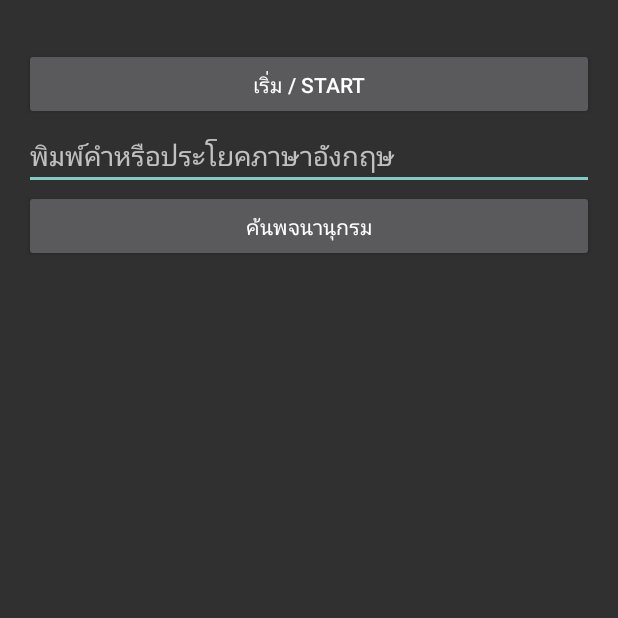
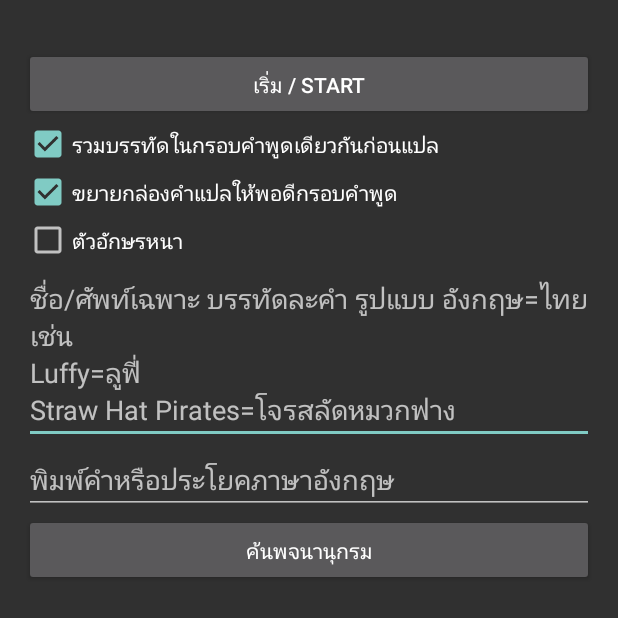
Before and after one commit to SPFT-section/MangaOverlay, an Android app: the screen it shows after launch (MainActivity), after a tap on "เริ่ม / START", on a phone screen of 412 x 824 dp, the top half of it. Run offline under Robolectric (Android 15) with nearby library versions, the phone set to English and light mode, and no system bars; pictures from the network do not load.

Commit message:
v3.0: bubble merge/fit, OCR cleanup, glossary+honorifics, better text layout

```diff
--- a/app/build.gradle.kts
+++ b/app/build.gradle.kts
@@ -4,7 +4,7 @@ android {
     compileSdk = 34
     defaultConfig {
         applicationId = "com.sunmind.mangaoverlay"
-        minSdk = 26; targetSdk = 34; versionCode = 1; versionName = "1.0"
+        minSdk = 26; targetSdk = 34; versionCode = 3; versionName = "3.0"
         ndk { abiFilters += "arm64-v8a" }
     }
     compileOptions { sourceCompatibility = JavaVersion.VERSION_17; targetCompatibility = JavaVersion.VERSION_17 }
--- a/app/src/main/java/com/sunmind/mangaoverlay/MainActivity.kt
+++ b/app/src/main/java/com/sunmind/mangaoverlay/MainActivity.kt
@@ -7,26 +7,47 @@ import android.net.Uri
 import android.os.Build
 import android.os.Bundle
 import android.provider.Settings
+import android.view.Gravity
 import android.widget.*
 
 class MainActivity : Activity() {
     private val reqCap = 1
     private lateinit var out: TextView
+    private lateinit var cbMerge: CheckBox
+    private lateinit var cbFit: CheckBox
+    private lateinit var cbBold: CheckBox
+    private lateinit var gl: EditText
 
     override fun onCreate(b: Bundle?) {
         super.onCreate(b)
+        Prefs.init(this)
         val pad = (16 * resources.displayMetrics.density).toInt()
         val box = EditText(this).apply { hint = "พิมพ์คำหรือประโยคภาษาอังกฤษ" }
         out = TextView(this).apply { textSize = 16f; setPadding(0, pad, 0, 0) }
+        cbMerge = CheckBox(this).apply { text = "รวมบรรทัดในกรอบคำพูดเดียวกันก่อนแปล"; isChecked = Prefs.merge }
+        cbFit = CheckBox(this).apply { text = "ขยายกล่องคำแปลให้พอดีกรอบคำพูด"; isChecked = Prefs.fit }
+        cbBold = CheckBox(this).apply { text = "ตัวอักษรหนา"; isChecked = Prefs.bold }
+        gl = EditText(this).apply {
+            hint = "ชื่อ/ศัพท์เฉพาะ บรรทัดละคำ รูปแบบ อังกฤษ=ไทย\nเช่น\nLuffy=ลูฟี่\nStraw Hat Pirates=โจรสลัดหมวกฟาง"
+            minLines = 4; gravity = Gravity.TOP; setText(Prefs.glossary)
+        }
         val lookup = Button(this).apply { text = "ค้นพจนานุกรม"; setOnClickListener { lookup(box.text.toString().trim()) } }
         val start = Button(this).apply { text = "เริ่ม / Start"; setOnClickListener { start() } }
         setContentView(ScrollView(this).apply {
             addView(LinearLayout(this@MainActivity).apply {
                 orientation = LinearLayout.VERTICAL; setPadding(pad, pad * 2, pad, pad)
-                addView(start); addView(box); addView(lookup); addView(out)
+                addView(start); addView(cbMerge); addView(cbFit); addView(cbBold); addView(gl)
+                addView(box); addView(lookup); addView(out)
             })
         })
     }
+
+    private fun save() {
+        Prefs.merge = cbMerge.isChecked; Prefs.fit = cbFit.isChecked; Prefs.bold = cbBold.isChecked
+        Prefs.glossary = gl.text.toString()
+    }
+
+    override fun onPause() { save(); super.onPause() }
 
     private fun lookup(q: String) {
         if (q.isEmpty()) return
@@ -41,6 +62,7 @@ class MainActivity : Activity() {
     }
 
     private fun start() {
+        save()
         if (!Settings.canDrawOverlays(this)) {
             startActivity(Intent(Settings.ACTION_MANAGE_OVERLAY_PERMISSION, Uri.parse("package:$packageName"))); return
         }
--- /dev/null
+++ b/app/src/main/java/com/sunmind/mangaoverlay/Prefs.kt
@@ -0,0 +1,28 @@
+package com.sunmind.mangaoverlay
+
+import android.content.Context
+import android.content.SharedPreferences
+
+object Prefs {
+    private lateinit var sp: SharedPreferences
+
+    fun init(ctx: Context) {
+        if (!::sp.isInitialized) sp = ctx.applicationContext.getSharedPreferences("cfg", Context.MODE_PRIVATE)
+    }
+
+    var merge: Boolean
+        get() = sp.getBoolean("merge", true)
+        set(v) { sp.edit().putBoolean("merge", v).apply() }
+
+    var fit: Boolean
+        get() = sp.getBoolean("fit", true)
+        set(v) { sp.edit().putBoolean("fit", v).apply() }
+
+    var bold: Boolean
+        get() = sp.getBoolean("bold", false)
+        set(v) { sp.edit().putBoolean("bold", v).apply() }
+
+    var glossary: String
+        get() = if (::sp.isInitialized) sp.getString("glossary", "") ?: "" else ""
+        set(v) { sp.edit().putString("glossary", v).apply() }
+}
```
Also changed, not shown: app/src/main/java/com/sunmind/mangaoverlay/Engines.kt (+197 -27 lines), app/src/main/java/com/sunmind/mangaoverlay/OverlayService.kt (+16 -8 lines).
